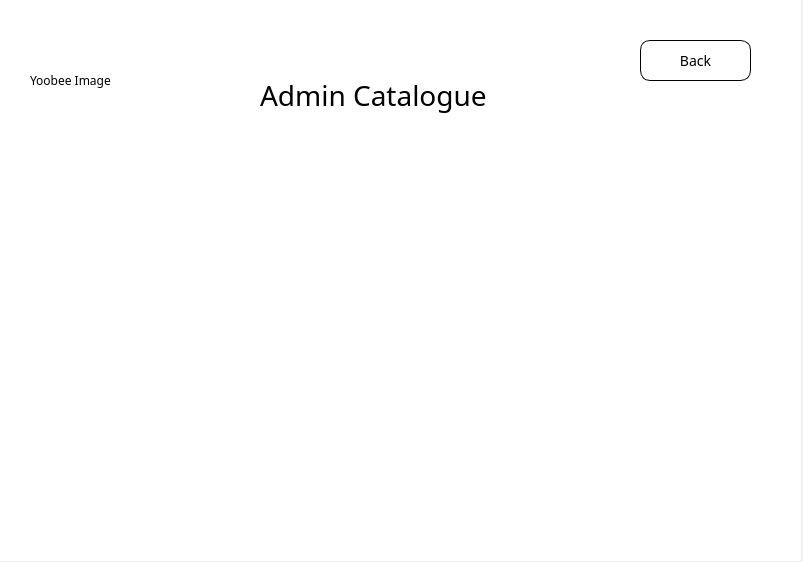
Qt form NewWindowChur/admincatalogue.ui (jandrealyn/LibraryQtSystem) before a commit.
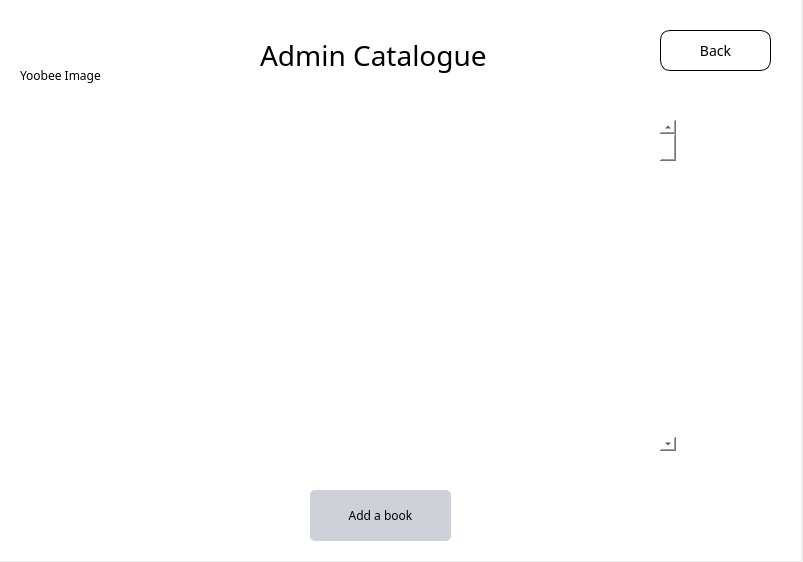
The same form after that commit.

Commit message:
Able to edit books
yep

```diff
--- a/NewWindowChur/admincatalogue.ui
+++ b/NewWindowChur/admincatalogue.ui
@@ -55,7 +55,7 @@
     <property name="geometry">
      <rect>
       <x>260</x>
-      <y>60</y>
+      <y>20</y>
       <width>251</width>
       <height>71</height>
      </rect>
@@ -74,8 +74,8 @@
    <widget class="QPushButton" name="back">
     <property name="geometry">
      <rect>
-      <x>640</x>
-      <y>40</y>
+      <x>660</x>
+      <y>30</y>
       <width>111</width>
       <height>41</height>
      </rect>
@@ -102,10 +102,10 @@
    <widget class="QLabel" name="img">
     <property name="geometry">
      <rect>
-      <x>30</x>
+      <x>20</x>
       <y>10</y>
       <width>181</width>
-      <height>141</height>
+      <height>131</height>
      </rect>
     </property>
     <property name="text">
@@ -115,8 +115,8 @@
    <widget class="QTableWidget" name="adminCatalogue">
     <property name="geometry">
      <rect>
-      <x>80</x>
-      <y>150</y>
+      <x>70</x>
+      <y>110</y>
       <width>611</width>
       <height>371</height>
      </rect>
@@ -125,6 +125,32 @@
      <enum>QAbstractScrollArea::AdjustIgnored</enum>
     </property>
    </widget>
+   <widget class="QScrollBar" name="verticalScrollBar">
+    <property name="geometry">
+     <rect>
+      <x>660</x>
+      <y>120</y>
+      <width>16</width>
+      <height>331</height>
+     </rect>
+    </property>
+    <property name="orientation">
+     <enum>Qt::Vertical</enum>
+    </property>
+   </widget>
+   <widget class="QPushButton" name="pushButton">
+    <property name="geometry">
+     <rect>
+      <x>310</x>
+      <y>490</y>
+      <width>141</width>
+      <height>51</height>
+     </rect>
+    </property>
+    <property name="text">
+     <string>Add a book</string>
+    </property>
+   </widget>
   </widget>
  </widget>
  <resources/>
```
Left out of the diff: 2 changed lines with no effect on the pictures. The commit also changes 15 other files.
